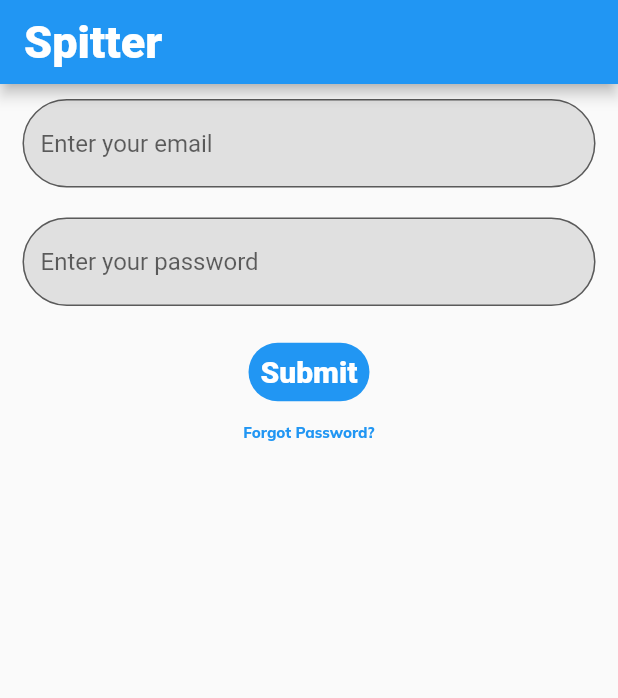
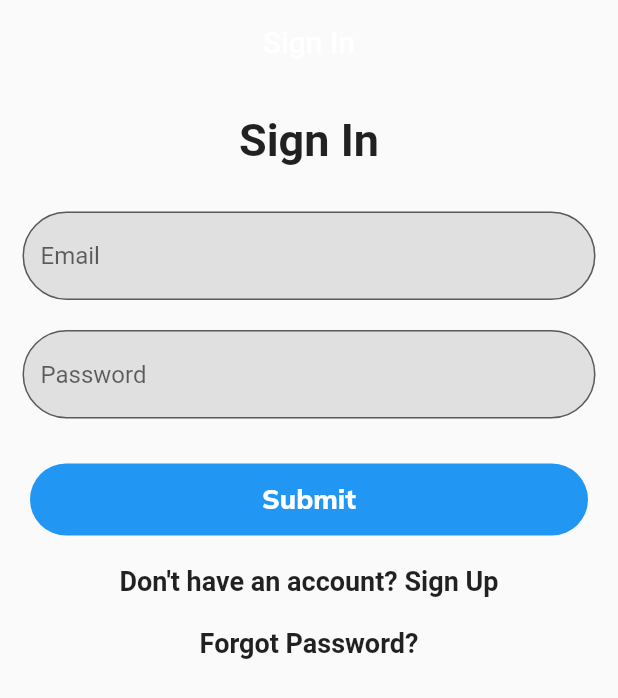
Before and after one commit to Esoteric918/holbertonschool-twitter_clone, a Flutter app: the screen it shows after launch, on a phone screen of 412 x 824 dp. Shown: the top 698 px of the screen. Run offline on Flutter 3.47's test engine with Material 2 defaults, Android fonts, the phone set to English and light mode, and no system bars; our stand-ins replace google_fonts.

Commit message:
task 4 & 5

```diff
--- a/twitter/lib/main.dart
+++ b/twitter/lib/main.dart
@@ -1,7 +1,8 @@
 import 'package:flutter/material.dart';
 import 'package:google_fonts/google_fonts.dart';
-import 'package:twitter/widgets/entry_field.dart';
-import 'package:twitter/widgets/flat_button.dart';
+import 'package:twitter/screens/signin_screen.dart';
+// import 'package:twitter/widgets/entry_field.dart';
+// import 'package:twitter/widgets/flat_button.dart';
 
 void main() {
   runApp(const MyApp());
@@ -13,43 +14,18 @@ class MyApp extends StatelessWidget {
   @override
   Widget build(BuildContext context) {
     return MaterialApp(
-        home: Scaffold(
-            appBar: AppBar(
-              title: const Text('Spitter'),
-              titleTextStyle: const TextStyle(
-                color: Colors.white,
-                fontSize: 30,
-                fontWeight: FontWeight.w800,
-              ),
-            ),
-            body: ListView(children: [
-              Center(
-                  child: CustomEntryField(
-                hint: 'Enter your email',
-                controller: TextEditingController(),
-              )),
-              Center(
-                  child: CustomEntryField(
-                hint: 'Enter your password',
-                controller: TextEditingController(),
-                isPassword: true,
-              )),
-              Center(
-                child: CustomFlatButton(
-                  label: 'Submit',
-                  onPressed: () {},
-                ),
-              ),
-              Center(
-                child: Text(
-                  'Forgot Password?',
-                  style: GoogleFonts.mulish(
-                    color: Colors.blue,
-                    fontSize: 10,
-                    fontWeight: FontWeight.w800,
-                  ),
-                ),
-              ),
-            ])));
+      title: 'Flutter Demo',
+      theme: ThemeData(
+        primarySwatch: Colors.blue,
+        textTheme: TextTheme(
+          button: GoogleFonts.mulish(
+            color: Colors.blue.shade300,
+            fontSize: 18,
+            fontWeight: FontWeight.w800,
+          ),
+        ),
+      ),
+      home: const SignIn(),
+    );
   }
 }
--- /dev/null
+++ b/twitter/lib/screens/signin_screen.dart
@@ -0,0 +1,107 @@
+import 'package:flutter/material.dart';
+import 'package:twitter/screens/signup_screen.dart';
+
+import '../widgets/entry_field.dart';
+import '../widgets/flat_button.dart';
+
+class SignIn extends StatefulWidget {
+  const SignIn({Key? key}) : super(key: key);
+  @override
+  State<SignIn> createState() {
+    return _SignInState();
+  }
+}
+
+class _SignInState extends State<SignIn> {
+  late final TextEditingController _emailController;
+  late final TextEditingController _passwordController;
+
+  @override
+  void initState() {
+    super.initState();
+    _emailController = TextEditingController();
+    _passwordController = TextEditingController();
+  }
+
+  @override
+  void dispose() {
+    _emailController.dispose();
+    _passwordController.dispose();
+    super.dispose();
+  }
+
+  @override
+  Widget build(BuildContext context) {
+    return Scaffold(
+      appBar: AppBar(
+        title: const Text('Sign In'),
+        backgroundColor: Colors.transparent,
+        elevation: 0,
+        centerTitle: true,
+      ),
+      body: SingleChildScrollView(
+        child: Center(
+          child: Column(
+            children: [
+              const SizedBox(height: 20),
+              const Text(
+                'Sign In',
+                style: TextStyle(
+                  fontSize: 30,
+                  fontWeight: FontWeight.bold,
+                ),
+              ),
+              const SizedBox(height: 20),
+              CustomEntryField(
+                hint: 'Email',
+                controller: _emailController,
+              ),
+              CustomEntryField(
+                hint: 'Password',
+                controller: _passwordController,
+                isPassword: true,
+              ),
+              const SizedBox(height: 20),
+              CustomFlatButton(
+                label: 'Submit',
+                onPressed: () {
+                  (_emailController.text);
+                  (_passwordController.text);
+                },
+              ),
+              const SizedBox(height: 20),
+              GestureDetector(
+                onTap: () {
+                  Navigator.push(
+                    context,
+                    MaterialPageRoute(
+                      builder: (context) => const SignUp(),
+                    ),
+                  );
+                },
+                child: const Text(
+                  'Don\'t have an account? Sign Up',
+                  style: TextStyle(
+                    fontSize: 18,
+                    fontWeight: FontWeight.bold,
+                  ),
+                ),
+              ),
+              const SizedBox(height: 20),
+              GestureDetector(
+                onTap: () {},
+                child: const Text(
+                  'Forgot Password?',
+                  style: TextStyle(
+                    fontSize: 18,
+                    fontWeight: FontWeight.bold,
+                  ),
+                ),
+              ),
+            ],
+          ),
+        ),
+      ),
+    );
+  }
+}
--- a/twitter/lib/widgets/entry_field.dart
+++ b/twitter/lib/widgets/entry_field.dart
@@ -13,8 +13,8 @@ class CustomEntryField extends StatelessWidget {
   });
 
   @override
-  Widget build(BuildContext context) => Padding(
-        padding: const EdgeInsets.symmetric(horizontal: 15, vertical: 10),
+  Widget build(BuildContext context) => Container(
+        margin: const EdgeInsets.symmetric(horizontal: 15, vertical: 10),
         child: TextField(
           controller: controller,
           obscureText: isPassword,
@@ -22,10 +22,14 @@ class CustomEntryField extends StatelessWidget {
             filled: true,
             fillColor: Colors.grey.shade300,
             focusColor: Colors.lightBlue,
+            hoverColor: Colors.grey.shade400,
             // hoverColor: Colors.purple,
             hintText: hint,
             border: OutlineInputBorder(
               borderRadius: BorderRadius.circular(30),
+              borderSide: const BorderSide(
+                color: Colors.blue,
+              ),
             ),
           ),
         ),
--- a/twitter/lib/widgets/flat_button.dart
+++ b/twitter/lib/widgets/flat_button.dart
@@ -12,25 +12,20 @@ class CustomFlatButton extends StatelessWidget {
   });
 
   @override
-  Widget build(BuildContext context) => Padding(
-      padding: const EdgeInsets.symmetric(horizontal: 55, vertical: 10),
-      child: TextButton(
+  Widget build(BuildContext context) => Container(
+      width: double.infinity,
+      margin: const EdgeInsets.fromLTRB(20, 0, 20, 0),
+      child: FloatingActionButton.extended(
         onPressed: () => onPressed(),
-        style: ButtonStyle(
-          backgroundColor: MaterialStateProperty.all(Colors.blue),
-          shape: MaterialStateProperty.all(
-            RoundedRectangleBorder(
-              borderRadius: BorderRadius.circular(30),
-            ),
-          ),
-        ),
-        child: Text(
+        elevation: 0,
+        label: Text(
           label,
-          style: const TextStyle(
-            color: Colors.white,
-            fontSize: 20,
-            fontWeight: FontWeight.w800,
-          ),
+          style: Theme.of(context).textTheme.button!.copyWith(
+                color: Colors.white,
+                fontSize: 18,
+                fontWeight: FontWeight.w800,
+                fontFamily: GoogleFonts.mulish().fontFamily,
+              ),
         ),
       ));
 }
```
Also changed, not shown: twitter/lib/screens/signup_screen.dart (added, +106 -0 lines).
